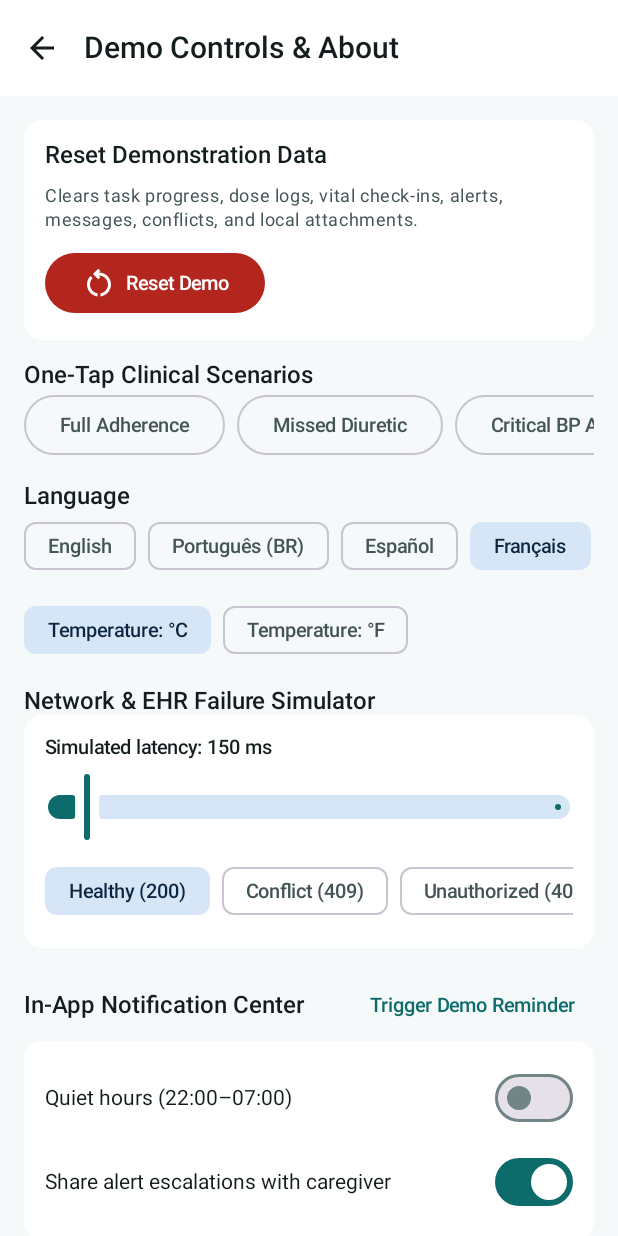
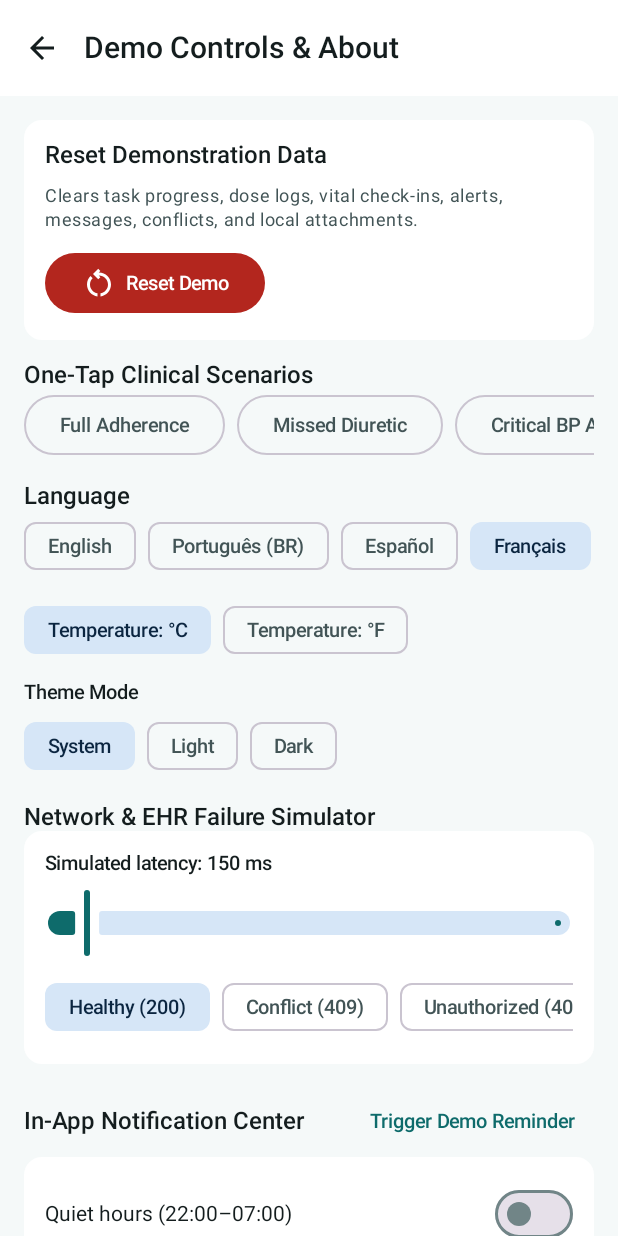
Before and after one commit to gilsonjuniorpro/hospital-discharge-companion, an Android app built with Jetpack Compose: the DemoControlsScreen screen opened through its navigation route, on a phone screen of 412 x 824 dp. Run offline under Robolectric (Android 15) with nearby library versions, the phone set to English and light mode, and no system bars; our stand-ins replace Dagger/Hilt's generated code.

Commit message:
feat: add persistent theme mode selector (System, Light, Dark) to DemoControlsScreen

```diff
--- a/app/src/main/java/com/hospitaldischargecompanion/MainActivity.kt
+++ b/app/src/main/java/com/hospitaldischargecompanion/MainActivity.kt
@@ -5,6 +5,7 @@ import android.os.Bundle
 import androidx.activity.compose.setContent
 import androidx.activity.enableEdgeToEdge
 import androidx.appcompat.app.AppCompatActivity
+import androidx.compose.foundation.isSystemInDarkTheme
 import androidx.compose.foundation.layout.fillMaxSize
 import androidx.compose.material3.MaterialTheme
 import androidx.compose.material3.Surface
@@ -12,6 +13,7 @@ import androidx.compose.runtime.LaunchedEffect
 import androidx.compose.runtime.getValue
 import androidx.compose.ui.Modifier
 import androidx.lifecycle.compose.collectAsStateWithLifecycle
+import com.hospitaldischargecompanion.core.demo.AppThemeMode
 import com.hospitaldischargecompanion.core.demo.DemoSessionRepository
 import com.hospitaldischargecompanion.core.i18n.LocaleManager
 import com.hospitaldischargecompanion.core.navigation.DeepLinkParser
@@ -43,7 +45,13 @@ class MainActivity : AppCompatActivity() {
                 session?.locale?.let { LocaleManager.applyLocale(it) }
             }
 
-            HdcTheme {
+            val darkTheme = when (session?.themeMode ?: AppThemeMode.SYSTEM) {
+                AppThemeMode.SYSTEM -> isSystemInDarkTheme()
+                AppThemeMode.LIGHT -> false
+                AppThemeMode.DARK -> true
+            }
+
+            HdcTheme(darkTheme = darkTheme) {
                 Surface(
                     modifier = Modifier.fillMaxSize(),
                     color = MaterialTheme.colorScheme.background
--- a/app/src/main/java/com/hospitaldischargecompanion/core/demo/DemoSessionRepository.kt
+++ b/app/src/main/java/com/hospitaldischargecompanion/core/demo/DemoSessionRepository.kt
@@ -16,6 +16,7 @@ interface DemoSessionRepository {
     suspend fun setSelectedEpisode(episodeId: String)
     suspend fun setLocale(locale: AppLocale)
     suspend fun setTemperatureUnit(unit: TemperatureUnit)
+    suspend fun setThemeMode(mode: AppThemeMode)
     suspend fun setQuietHoursEnabled(enabled: Boolean)
     suspend fun setCaregiverAlertsEnabled(enabled: Boolean)
     suspend fun resetSession()
@@ -31,6 +32,7 @@ class DataStoreDemoSessionRepository @Inject constructor(
         val SELECTED_EPISODE = stringPreferencesKey("selected_episode")
         val APP_LOCALE = stringPreferencesKey("app_locale")
         val TEMP_UNIT = stringPreferencesKey("temp_unit")
+        val THEME_MODE = stringPreferencesKey("theme_mode")
         val QUIET_HOURS = booleanPreferencesKey("quiet_hours")
         val CAREGIVER_ALERTS = booleanPreferencesKey("caregiver_alerts")
     }
@@ -45,6 +47,9 @@ class DataStoreDemoSessionRepository @Inject constructor(
             temperatureUnit = prefs[Keys.TEMP_UNIT]?.let { raw ->
                 TemperatureUnit.entries.firstOrNull { it.name == raw }
             } ?: TemperatureUnit.CELSIUS,
+            themeMode = prefs[Keys.THEME_MODE]?.let { raw ->
+                AppThemeMode.entries.firstOrNull { it.name == raw }
+            } ?: AppThemeMode.SYSTEM,
             quietHoursEnabled = prefs[Keys.QUIET_HOURS] ?: false,
             caregiverAlertsEnabled = prefs[Keys.CAREGIVER_ALERTS] ?: true
         )
@@ -74,6 +79,12 @@ class DataStoreDemoSessionRepository @Inject constructor(
         }
     }
 
+    override suspend fun setThemeMode(mode: AppThemeMode) {
+        dataStore.edit { prefs ->
+            prefs[Keys.THEME_MODE] = mode.name
+        }
+    }
+
     override suspend fun setQuietHoursEnabled(enabled: Boolean) {
         dataStore.edit { prefs ->
             prefs[Keys.QUIET_HOURS] = enabled
--- a/app/src/main/java/com/hospitaldischargecompanion/feature/demo/DemoControlsScreen.kt
+++ b/app/src/main/java/com/hospitaldischargecompanion/feature/demo/DemoControlsScreen.kt
@@ -41,6 +41,7 @@ import androidx.hilt.navigation.compose.hiltViewModel
 import androidx.lifecycle.compose.collectAsStateWithLifecycle
 import com.hospitaldischargecompanion.R
 import com.hospitaldischargecompanion.core.demo.AppLocale
+import com.hospitaldischargecompanion.core.demo.AppThemeMode
 import com.hospitaldischargecompanion.core.demo.DemoScenarioPreset
 import com.hospitaldischargecompanion.core.demo.SimulatedFailureMode
 import com.hospitaldischargecompanion.core.demo.TemperatureUnit
@@ -170,6 +171,28 @@ fun DemoControlsScreen(
                         onClick = { viewModel.setTemperatureUnit(TemperatureUnit.FAHRENHEIT) },
                         label = { Text(text = stringResource(R.string.unit_fahrenheit)) }
                     )
+                }
+                Text(
+                    text = stringResource(R.string.demo_theme_title),
+                    style = MaterialTheme.typography.labelLarge,
+                    modifier = Modifier.padding(top = 10.dp)
+                )
+                Row(
+                    modifier = Modifier.padding(top = 4.dp),
+                    horizontalArrangement = Arrangement.spacedBy(8.dp)
+                ) {
+                    val modes = listOf(
+                        AppThemeMode.SYSTEM to R.string.theme_system,
+                        AppThemeMode.LIGHT to R.string.theme_light,
+                        AppThemeMode.DARK to R.string.theme_dark
+                    )
+                    modes.forEach { (mode, res) ->
+                        FilterChip(
+                            selected = state.session.themeMode == mode,
+                            onClick = { viewModel.setThemeMode(mode) },
+                            label = { Text(text = stringResource(res)) }
+                        )
+                    }
                 }
             }
 
--- a/app/src/main/java/com/hospitaldischargecompanion/feature/demo/DemoControlsViewModel.kt
+++ b/app/src/main/java/com/hospitaldischargecompanion/feature/demo/DemoControlsViewModel.kt
@@ -3,6 +3,7 @@ package com.hospitaldischargecompanion.feature.demo
 import androidx.lifecycle.ViewModel
 import androidx.lifecycle.viewModelScope
 import com.hospitaldischargecompanion.core.demo.AppLocale
+import com.hospitaldischargecompanion.core.demo.AppThemeMode
 import com.hospitaldischargecompanion.core.demo.DemoNetworkConfig
 import com.hospitaldischargecompanion.core.demo.DemoNetworkSimulator
 import com.hospitaldischargecompanion.core.demo.DemoScenarioPreset
@@ -68,6 +69,10 @@ class DemoControlsViewModel @Inject constructor(
         viewModelScope.launch { sessionRepository.setTemperatureUnit(unit) }
     }
 
+    fun setThemeMode(mode: AppThemeMode) {
+        viewModelScope.launch { sessionRepository.setThemeMode(mode) }
+    }
+
     fun setQuietHours(enabled: Boolean) {
         viewModelScope.launch { sessionRepository.setQuietHoursEnabled(enabled) }
     }
--- a/app/src/main/res/values/strings.xml
+++ b/app/src/main/res/values/strings.xml
@@ -301,4 +301,9 @@
     <string name="scenario_ehr_conflict">EHR 409 Conflict</string>
     <string name="scenario_caregiver_meds">Caregiver Confirmed</string>
     <string name="scenario_physician_amend">Physician Plan v2</string>
+
+    <string name="demo_theme_title">Theme Mode</string>
+    <string name="theme_system">System</string>
+    <string name="theme_light">Light</string>
+    <string name="theme_dark">Dark</string>
 </resources>
```
Also changed, not shown: app/src/main/java/com/hospitaldischargecompanion/core/demo/DomainModels.kt (+7 -0 lines), 4 other files.
